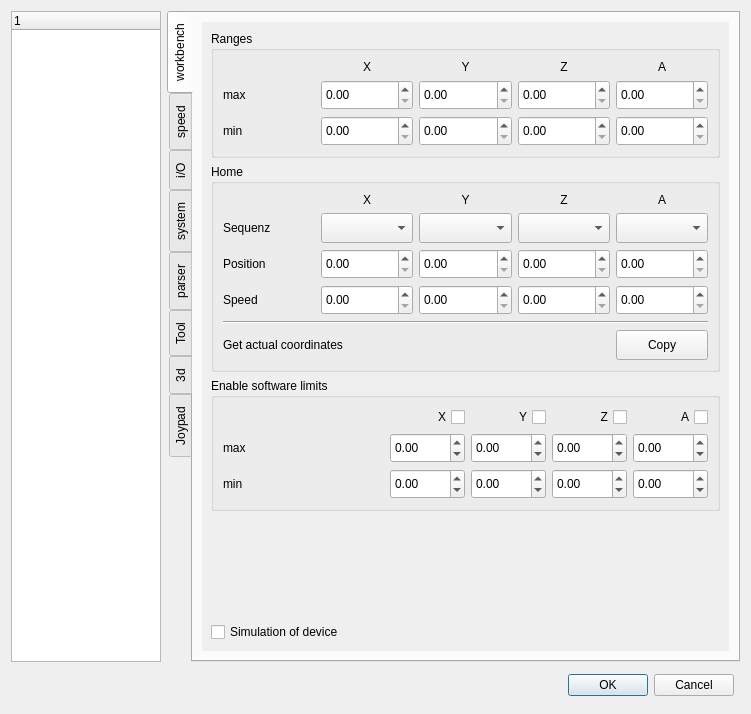
Above: sources/forms/Settings.ui from eduard-x/cnc-qt before the change. Below: the same form after it.
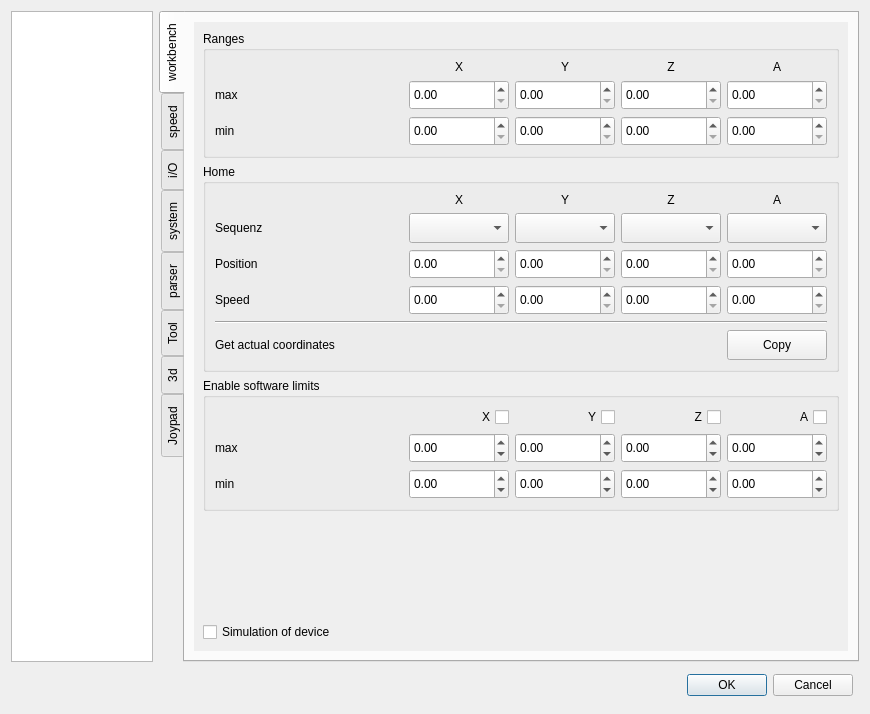
That is the form after the change. The open tabs and pages were chosen to show the change.

Commit message: connector settings

```diff
--- a/sources/forms/Settings.ui
+++ b/sources/forms/Settings.ui
@@ -6,7 +6,7 @@
    <rect>
     <x>0</x>
     <y>0</y>
-    <width>751</width>
+    <width>870</width>
     <height>714</height>
    </rect>
   </property>
@@ -60,7 +60,7 @@
        </property>
        <property name="minimumSize">
         <size>
-         <width>0</width>
+         <width>700</width>
          <height>0</height>
         </size>
        </property>
@@ -127,10 +127,16 @@
              <rect>
               <x>0</x>
               <y>0</y>
-              <width>530</width>
-              <height>639</height>
+              <width>519</width>
+              <height>546</height>
              </rect>
             </property>
+            <property name="sizePolicy">
+             <sizepolicy hsizetype="Minimum" vsizetype="Preferred">
+              <horstretch>0</horstretch>
+              <verstretch>0</verstretch>
+             </sizepolicy>
+            </property>
             <layout class="QGridLayout" name="gridLayout_21">
              <item row="0" column="0" colspan="2">
               <widget class="QGroupBox" name="groupRanges">
@@ -194,6 +200,12 @@
                 </item>
                 <item row="2" column="0">
                  <widget class="QLabel" name="labelMax">
+                  <property name="sizePolicy">
+                   <sizepolicy hsizetype="Minimum" vsizetype="Preferred">
+                    <horstretch>0</horstretch>
+                    <verstretch>0</verstretch>
+                   </sizepolicy>
+                  </property>
                   <property name="text">
                    <string>max</string>
                   </property>
@@ -218,7 +230,7 @@
                 <item row="0" column="5">
                  <widget class="QLabel" name="label_14">
                   <property name="sizePolicy">
-                   <sizepolicy hsizetype="Preferred" vsizetype="Minimum">
+                   <sizepolicy hsizetype="Minimum" vsizetype="Minimum">
                     <horstretch>0</horstretch>
                     <verstretch>0</verstretch>
                    </sizepolicy>
@@ -266,7 +278,7 @@
                 <item row="0" column="8">
                  <widget class="QLabel" name="label_17">
                   <property name="sizePolicy">
-                   <sizepolicy hsizetype="Preferred" vsizetype="Minimum">
+                   <sizepolicy hsizetype="Minimum" vsizetype="Minimum">
                     <horstretch>0</horstretch>
                     <verstretch>0</verstretch>
                    </sizepolicy>
@@ -282,7 +294,7 @@
                 <item row="0" column="7">
                  <widget class="QLabel" name="label_16">
                   <property name="sizePolicy">
-                   <sizepolicy hsizetype="Preferred" vsizetype="Minimum">
+                   <sizepolicy hsizetype="Minimum" vsizetype="Minimum">
                     <horstretch>0</horstretch>
                     <verstretch>0</verstretch>
                    </sizepolicy>
@@ -298,7 +310,7 @@
                 <item row="0" column="6">
                  <widget class="QLabel" name="label_15">
                   <property name="sizePolicy">
-                   <sizepolicy hsizetype="Preferred" vsizetype="Minimum">
+                   <sizepolicy hsizetype="Minimum" vsizetype="Minimum">
                     <horstretch>0</horstretch>
                     <verstretch>0</verstretch>
                    </sizepolicy>
@@ -313,6 +325,12 @@
                 </item>
                 <item row="3" column="0">
                  <widget class="QLabel" name="labelMin">
+                  <property name="sizePolicy">
+                   <sizepolicy hsizetype="Minimum" vsizetype="Preferred">
+                    <horstretch>0</horstretch>
+                    <verstretch>0</verstretch>
+                   </sizepolicy>
+                  </property>
                   <property name="text">
                    <string>min</string>
                   </property>
@@ -367,6 +385,12 @@
                <layout class="QGridLayout" name="gridLayout_9">
                 <item row="1" column="1">
                  <widget class="QLabel" name="labelSeq">
+                  <property name="sizePolicy">
+                   <sizepolicy hsizetype="Minimum" vsizetype="Preferred">
+                    <horstretch>0</horstretch>
+                    <verstretch>0</verstretch>
+                   </sizepolicy>
+                  </property>
                   <property name="text">
                    <string>Sequenz</string>
                   </property>
@@ -374,6 +398,12 @@
                 </item>
                 <item row="1" column="2">
                  <widget class="QComboBox" name="comboSeqX">
+                  <property name="sizePolicy">
+                   <sizepolicy hsizetype="Minimum" vsizetype="Fixed">
+                    <horstretch>0</horstretch>
+                    <verstretch>0</verstretch>
+                   </sizepolicy>
+                  </property>
                   <property name="minimumSize">
                    <size>
                     <width>0</width>
@@ -390,6 +420,12 @@
                 </item>
                 <item row="2" column="1">
                  <widget class="QLabel" name="labelPosition">
+                  <property name="sizePolicy">
+                   <sizepolicy hsizetype="Minimum" vsizetype="Preferred">
+                    <horstretch>0</horstretch>
+                    <verstretch>0</verstretch>
+                   </sizepolicy>
+                  </property>
                   <property name="text">
                    <string>Position</string>
                   </property>
@@ -397,6 +433,12 @@
                 </item>
                 <item row="3" column="1">
                  <widget class="QLabel" name="labelSpeed">
+                  <property name="sizePolicy">
+                   <sizepolicy hsizetype="Minimum" vsizetype="Preferred">
+                    <horstretch>0</horstretch>
+                    <verstretch>0</verstretch>
+                   </sizepolicy>
+                  </property>
                   <property name="text">
                    <string>Speed</string>
                   </property>
@@ -404,6 +446,12 @@
                 </item>
                 <item row="1" column="3">
                  <widget class="QComboBox" name="comboSeqY">
+                  <property name="sizePolicy">
+                   <sizepolicy hsizetype="Minimum" vsizetype="Fixed">
+                    <horstretch>0</horstretch>
+                    <verstretch>0</verstretch>
+                   </sizepolicy>
+                  </property>
                   <property name="minimumSize">
                    <size>
                     <width>0</width>
@@ -452,6 +500,12 @@
                 </item>
                 <item row="1" column="4">
                  <widget class="QComboBox" name="comboSeqZ">
+                  <property name="sizePolicy">
+                   <sizepolicy hsizetype="Minimum" vsizetype="Fixed">
+                    <horstretch>0</horstretch>
+                    <verstretch>0</verstretch>
+                   </sizepolicy>
+                  </property>
                   <property name="minimumSize">
                    <size>
                     <width>0</width>
@@ -468,6 +522,12 @@
                 </item>
                 <item row="0" column="2">
                  <widget class="QLabel" name="label_2">
+                  <property name="sizePolicy">
+                   <sizepolicy hsizetype="Minimum" vsizetype="Preferred">
+                    <horstretch>0</horstretch>
+                    <verstretch>0</verstretch>
+                   </sizepolicy>
+                  </property>
                   <property name="text">
                    <string>X</string>
                   </property>
@@ -478,6 +538,12 @@
                 </item>
                 <item row="0" column="3">
                  <widget class="QLabel" name="label_3">
+                  <property name="sizePolicy">
+                   <sizepolicy hsizetype="Minimum" vsizetype="Preferred">
+                    <horstretch>0</horstretch>
+                    <verstretch>0</verstretch>
+                   </sizepolicy>
+                  </property>
                   <property name="text">
                    <string>Y</string>
                   </property>
@@ -488,6 +554,12 @@
                 </item>
                 <item row="0" column="4">
                  <widget class="QLabel" name="label_4">
+                  <property name="sizePolicy">
+                   <sizepolicy hsizetype="Minimum" vsizetype="Preferred">
+                    <horstretch>0</horstretch>
+                    <verstretch>0</verstretch>
+                   </sizepolicy>
+                  </property>
                   <property name="text">
                    <string>Z</string>
                   </property>
@@ -498,6 +570,12 @@
                 </item>
                 <item row="1" column="5">
                  <widget class="QComboBox" name="comboSeqA">
+                  <property name="sizePolicy">
+                   <sizepolicy hsizetype="Minimum" vsizetype="Fixed">
+                    <horstretch>0</horstretch>
+                    <verstretch>0</verstretch>
+                   </sizepolicy>
+                  </property>
                   <property name="minimumSize">
                    <size>
                     <width>0</width>
@@ -514,6 +592,12 @@
                 </item>
                 <item row="0" column="5">
                  <widget class="QLabel" name="label_13">
+                  <property name="sizePolicy">
+                   <sizepolicy hsizetype="Minimum" vsizetype="Preferred">
+                    <horstretch>0</horstretch>
+                    <verstretch>0</verstretch>
+                   </sizepolicy>
+                  </property>
                   <property name="text">
                    <string>A</string>
                   </property>
@@ -633,6 +717,12 @@
                 </item>
                 <item row="6" column="1" colspan="4">
                  <widget class="QLabel" name="labelGetCoordinates">
+                  <property name="sizePolicy">
+                   <sizepolicy hsizetype="Minimum" vsizetype="Preferred">
+                    <horstretch>0</horstretch>
+                    <verstretch>0</verstretch>
+                   </sizepolicy>
+                  </property>
                   <property name="text">
                    <string>Get actual coordinates</string>
                   </property>
@@ -951,7 +1041,7 @@
                 <item row="1" column="0">
                  <widget class="QLabel" name="label_9">
                   <property name="sizePolicy">
-                   <sizepolicy hsizetype="Expanding" vsizetype="Preferred">
+                   <sizepolicy hsizetype="Minimum" vsizetype="Preferred">
                     <horstretch>0</horstretch>
                     <verstretch>0</verstretch>
                    </sizepolicy>
@@ -970,7 +1060,7 @@
                 <item row="3" column="0">
                  <widget class="QLabel" name="label_10">
                   <property name="sizePolicy">
-                   <sizepolicy hsizetype="Expanding" vsizetype="Preferred">
+                   <sizepolicy hsizetype="Minimum" vsizetype="Preferred">
                     <horstretch>0</horstretch>
                     <verstretch>0</verstretch>
                    </sizepolicy>
@@ -4110,6 +4200,18 @@
          <height>16777215</height>
         </size>
        </property>
+       <property name="focusPolicy">
+        <enum>Qt::ClickFocus</enum>
+       </property>
+       <property name="selectionMode">
+        <enum>QAbstractItemView::NoSelection</enum>
+       </property>
+       <property name="selectionBehavior">
+        <enum>QAbstractItemView::SelectItems</enum>
+       </property>
+       <property name="headerHidden">
+        <bool>true</bool>
+       </property>
        <column>
         <property name="text">
          <string notr="true">1</string>
```
Left out of the diff: 209 changed lines with no effect on the pictures. The commit also changes 8 other files.
